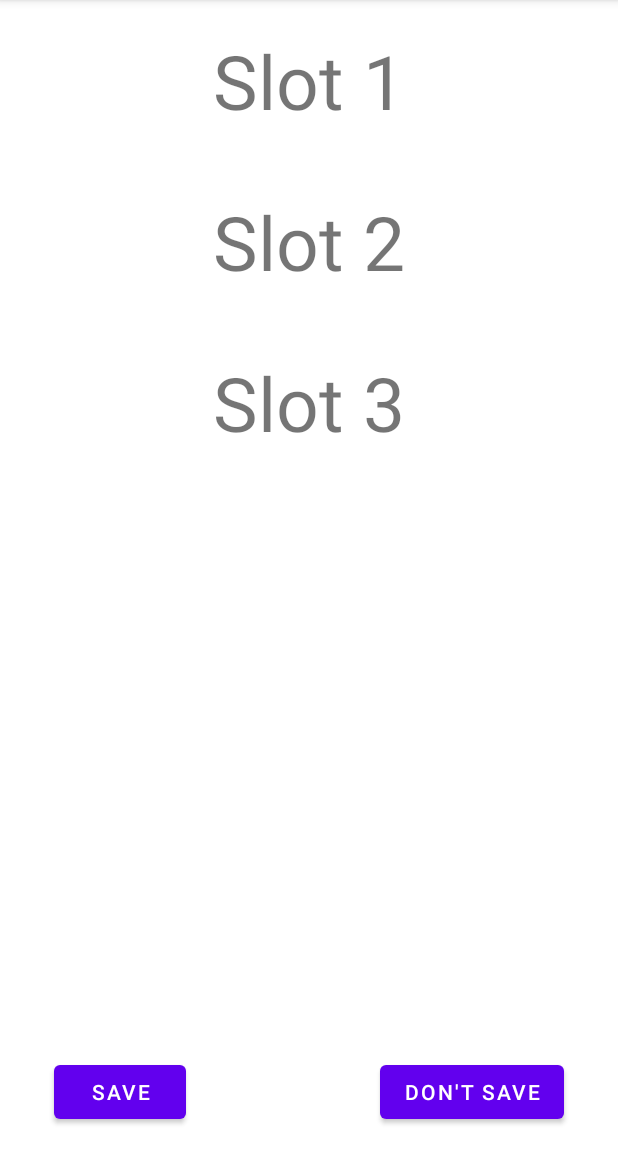
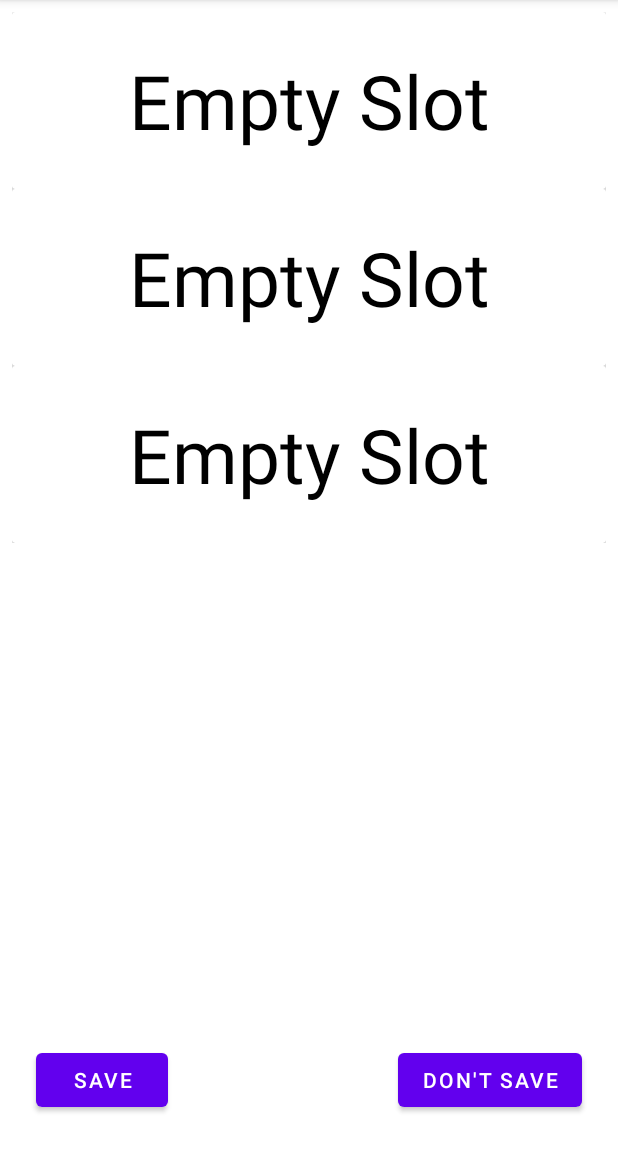
Before and after one commit to corbcoff92/WiffleballScorekeeperApp, an Android app: the GameSaverActivity screen opened directly, with no data from a screen before it, on a phone screen of 412 x 824 dp, the part 84-1236 px from its top. Run offline under Robolectric (Android 15) with nearby library versions, the phone set to English and light mode, and no system bars.

Commit message:
Added save & load game functionality.

```diff
--- /dev/null
+++ b/app/src/main/java/com/example/customviews/EmptySlot.java
@@ -0,0 +1,16 @@
+package com.example.customviews;
+
+import android.content.Context;
+
+import androidx.annotation.NonNull;
+import androidx.cardview.widget.CardView;
+
+import com.example.wiffleballscorekeeperapp.R;
+
+public class EmptySlot extends CardView {
+    public EmptySlot(@NonNull Context context) {
+        super(context);
+        inflate(context, R.layout.empty_slot, this);
+
+    }
+}
--- a/app/src/main/java/com/example/wiffleballscorekeeperapp/GameSaverActivity.java
+++ b/app/src/main/java/com/example/wiffleballscorekeeperapp/GameSaverActivity.java
@@ -4,14 +4,21 @@ import androidx.appcompat.app.AppCompatActivity;
 
 import android.content.SharedPreferences;
 import android.os.Bundle;
+import android.view.View;
+import android.widget.LinearLayout;
 import android.widget.Toast;
 
+import com.example.customviews.EmptySlot;
+import com.example.customviews.GameView;
+import com.example.game.Game;
 import com.example.game.GameAndroid;
 
 public class GameSaverActivity extends AppCompatActivity {
-    public final static String SAVE_SLOT_KEY_FORMAT = "GAME_SLOT_%d";
+    public final static String SAVED_GAMES_KEY = "SAVED_GAMES";
     private final GameAndroid gameAndroid = GameAndroid.getInstance();
-    private int slotNum = 0;
+    private Game[] savedGames;
+    private LinearLayout savedGamesLayout;
+    private int slotNum = -1;
 
     @Override
     protected void onCreate(Bundle savedInstanceState) {
@@ -20,27 +27,74 @@ public class GameSaverActivity extends AppCompatActivity {
 
         findViewById(R.id.button_save).setOnClickListener(view -> saveGame());
         findViewById(R.id.button_dont_save).setOnClickListener(view -> gameNotSaved());
-        findViewById(R.id.textview_save_slot1).setOnClickListener(view -> selectSlotNum(1));
-        findViewById(R.id.textview_save_slot2).setOnClickListener(view -> selectSlotNum(2));
-        findViewById(R.id.textview_save_slot3).setOnClickListener(view -> selectSlotNum(3));
+        savedGamesLayout = findViewById(R.id.save_games_layout);
+
+        loadSavedGames();
+        addGameViews();
     }
 
-    private void selectSlotNum(int slotNum) {
+
+    private void selectSlotNum(View view, int slotNum){
         this.slotNum = slotNum;
-        makeToast(String.format("Slot %d selected", slotNum));
+        for (int i = 0; i < savedGamesLayout.getChildCount(); i++) {
+            View gameView = savedGamesLayout.getChildAt(i);
+            if (gameView == view) {
+                gameView.setBackground(getResources().getDrawable(R.drawable.selected_border));
+            } else {
+                gameView.setBackground(null);
+            }
+        }
+    }
+
+    private void loadSavedGames()
+    {
+        SharedPreferences sharedPreferences = getSharedPreferences(SAVED_GAMES_KEY, MODE_PRIVATE);
+        String savedGamesJson = sharedPreferences.getString(SAVED_GAMES_KEY, null);
+        if (savedGamesJson != null)
+        {
+            savedGames = GameSaver.loadSavedGames(savedGamesJson);
+        }
+        else
+        {
+            savedGames = new Game[3];
+        }
     }
 
     private void saveGame() {
-        if (slotNum >= 1 && slotNum <= 3) {
-            SharedPreferences sharedPreferences = getSharedPreferences("game_slots", MODE_PRIVATE);
+        if (slotNum >= 0 && slotNum < 3) {
+            SharedPreferences sharedPreferences = getSharedPreferences(SAVED_GAMES_KEY, MODE_PRIVATE);
             SharedPreferences.Editor editor = sharedPreferences.edit();
-            String gameJson = gameAndroid.getCurrentGameJson();
-            editor.putString(String.format(SAVE_SLOT_KEY_FORMAT, slotNum), gameJson);
+            Game game = gameAndroid.getCurrentGame();
+            savedGames[slotNum] = game;
+            String savedGamesJson = GameSaver.toJson(savedGames);
+            editor.putString(SAVED_GAMES_KEY, savedGamesJson);
             editor.apply();
-            makeToast(String.format("Game saved to slot %d", slotNum));
+            makeToast("Game saved...");
             finish();
         } else {
             makeToast("Please first select a game slot...");
+        }
+    }
+
+    private void addGameViews() {
+        savedGamesLayout.removeAllViews();
+        View newView;
+        for (int i = 0; i < 3; i++)
+        {
+            Game game = savedGames[i];
+            if (game != null) {
+                GameView gameView = new GameView(this, null);
+                gameView.displayGame(game);
+                newView = gameView;
+
+            } else {
+                EmptySlot empty = new EmptySlot(this);
+                newView = empty;
+                newView.setClickable(true);
+            }
+            final int slotNumber = i;
+            newView.setOnClickListener(view -> selectSlotNum(view, slotNumber));
+            savedGamesLayout.addView(newView);
         }
     }
 
--- /dev/null
+++ b/app/src/main/res/drawable/selected_border.xml
@@ -0,0 +1,6 @@
+<?xml version="1.0" encoding="utf-8"?>
+<shape xmlns:android="http://schemas.android.com/apk/res/android">
+    <corners android:radius="8dp"/>
+    <padding android:left="2dp" android:right="2dp" android:top="2dp" android:bottom="2dp" />
+    <stroke android:width="2dp" android:color="@color/button_color" />
+</shape>
--- a/app/src/main/res/layout/activity_game_saver.xml
+++ b/app/src/main/res/layout/activity_game_saver.xml
@@ -1,76 +1,42 @@
 <?xml version="1.0" encoding="utf-8"?>
-<RelativeLayout xmlns:android="http://schemas.android.com/apk/res/android"
+<androidx.constraintlayout.widget.ConstraintLayout xmlns:android="http://schemas.android.com/apk/res/android"
+    xmlns:app="http://schemas.android.com/apk/res-auto"
     xmlns:tools="http://schemas.android.com/tools"
     android:layout_width="match_parent"
     android:layout_height="match_parent"
+    android:layout_margin="8dp"
     tools:context=".GameSaverActivity">
 
-    <TextView
-        android:id="@+id/textview_save_slot1"
+    <LinearLayout
+        android:id="@+id/save_games_layout"
         android:layout_width="match_parent"
         android:layout_height="wrap_content"
-        android:layout_marginStart="20dp"
-        android:layout_marginLeft="20dp"
-        android:layout_marginTop="20dp"
-        android:layout_marginEnd="20dp"
-        android:layout_marginRight="20dp"
-        android:layout_marginBottom="20dp"
-        android:clickable="true"
-        android:gravity="center"
-        android:text="Slot 1"
-        android:textSize="50sp" />
-
-    <TextView
-        android:id="@+id/textview_save_slot2"
-        android:layout_width="match_parent"
-        android:layout_height="wrap_content"
-        android:layout_below="@+id/textview_save_slot1"
-        android:layout_marginStart="20dp"
-        android:layout_marginLeft="20dp"
-        android:layout_marginTop="20dp"
-        android:layout_marginEnd="20dp"
-        android:layout_marginRight="20dp"
-        android:layout_marginBottom="20dp"
-        android:clickable="true"
-        android:gravity="center"
-        android:text="Slot 2"
-        android:textSize="50sp" />
-
-    <TextView
-        android:id="@+id/textview_save_slot3"
-        android:layout_width="match_parent"
-        android:layout_height="wrap_content"
-        android:layout_below="@+id/textview_save_slot2"
-        android:layout_marginStart="20dp"
-        android:layout_marginLeft="20dp"
-        android:layout_marginTop="20dp"
-        android:layout_marginEnd="20dp"
-        android:layout_marginRight="20dp"
-        android:layout_marginBottom="20dp"
-        android:clickable="true"
-        android:gravity="center"
-        android:text="Slot 3"
-        android:textSize="50sp" />
+        android:orientation="vertical"
+        app:layout_constraintBottom_toBottomOf="parent"
+        app:layout_constraintEnd_toEndOf="parent"
+        app:layout_constraintStart_toStartOf="parent"
+        app:layout_constraintTop_toTopOf="parent"
+        app:layout_constraintVertical_bias="0.0" />
 
     <Button
         android:id="@+id/button_save"
         android:layout_width="wrap_content"
         android:layout_height="wrap_content"
-        android:text="Save"
         android:layout_alignParentBottom="true"
         android:layout_margin="16dp"
-        android:layout_alignLeft="@id/textview_save_slot1"
-        android:layout_alignStart="@id/textview_save_slot1" />
+        android:text="Save"
+        app:layout_constraintBottom_toBottomOf="parent"
+        app:layout_constraintStart_toStartOf="parent" />
 
     <Button
         android:id="@+id/button_dont_save"
         android:layout_width="wrap_content"
         android:layout_height="wrap_content"
+        android:layout_alignBaseline="@id/button_save"
+        android:layout_alignParentBottom="true"
+        android:layout_margin="16dp"
         android:text="Don't save"
-        android:layout_alignParentBottom="true"
-        android:layout_alignBaseline="@id/button_save"
-        android:layout_margin="16dp"
-        android:layout_alignRight="@id/textview_save_slot1"
-        android:layout_alignEnd="@id/textview_save_slot1" />
+        app:layout_constraintBottom_toBottomOf="parent"
+        app:layout_constraintEnd_toEndOf="parent" />
 
-</RelativeLayout>
+</androidx.constraintlayout.widget.ConstraintLayout>
--- /dev/null
+++ b/app/src/main/res/layout/empty_slot.xml
@@ -0,0 +1,16 @@
+<?xml version="1.0" encoding="utf-8"?>
+<androidx.cardview.widget.CardView xmlns:android="http://schemas.android.com/apk/res/android"
+    android:layout_width="match_parent"
+    android:layout_height="match_parent" >
+
+    <TextView
+        android:layout_width="match_parent"
+        android:layout_height="wrap_content"
+        android:text="Empty Slot"
+        android:textSize="50sp"
+        android:gravity="center"
+        android:textColor="@color/black"
+        android:paddingTop="25sp"
+        android:paddingBottom="25sp"/>
+
+</androidx.cardview.widget.CardView>
--- a/app/src/main/res/values/attrs.xml
+++ b/app/src/main/res/values/attrs.xml
@@ -3,4 +3,5 @@
     <declare-styleable name="GameView">
         <attr name="headingText" format="string" />
     </declare-styleable>
+    <declare-styleable name="EmptySlot"/>
 </resources>
```
Also changed, not shown: app/src/main/java/com/example/game/Game.java (+14 -14 lines), app/src/main/java/com/example/game/GameAndroid.java (+4 -16 lines), app/src/main/java/com/example/game/GameSaver.java (deleted, +0 -25 lines), app/src/main/java/com/example/wiffleballscorekeeperapp/GameLoaderActivity.java (+93 -18 lines), app/src/main/java/com/example/wiffleballscorekeeperapp/GameSaver.java (added, +27 -0 lines), app/src/main/res/layout/activity_game_loader.xml (+28 -54 lines), app/src/main/res/layout/game_view.xml (+4 -3 lines).
